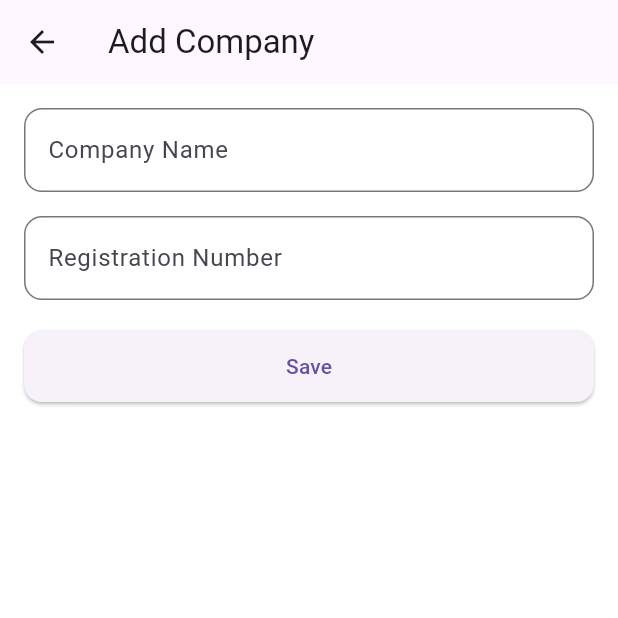
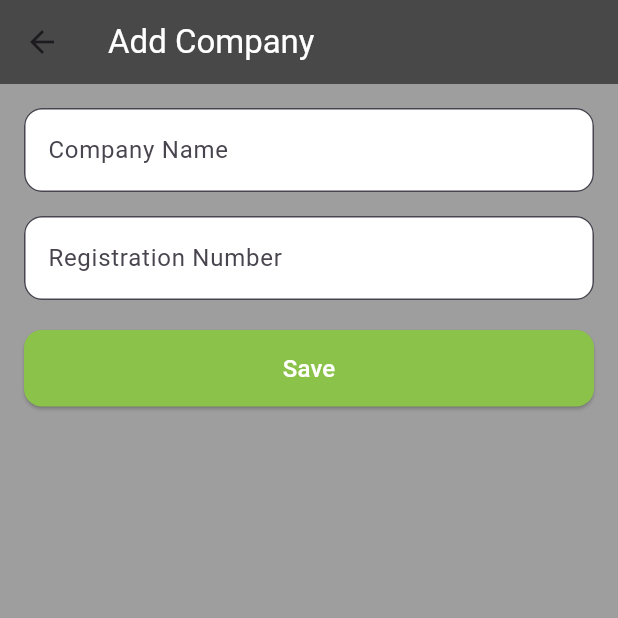
Before and after one commit to SyahmieRazi97/front-end-test-vista, a Flutter app: the CreateCompanyScreen screen opened directly, on a phone screen of 412 x 824 dp, the top half of it. Run offline on Flutter 3.47's test engine with Material 3 defaults, Android fonts, the phone set to English and light mode, and no system bars; network calls fail.

Commit message:
testVista

```diff
--- a/frontend_test_vista/lib/screens/create_company_screen.dart
+++ b/frontend_test_vista/lib/screens/create_company_screen.dart
@@ -14,7 +14,14 @@ class _CreateCompanyScreenState extends State<CreateCompanyScreen> {
   @override
   Widget build(BuildContext context) {
     return Scaffold(
-      appBar: AppBar(title: Text('Add Company')),
+      appBar: AppBar(
+        title: Text(
+          'Add Company',
+          style: TextStyle(color: Colors.white),
+        ),
+        backgroundColor: Colors.black54,
+      ),
+      backgroundColor: Colors.grey,
       body: Padding(
         padding: const EdgeInsets.all(16.0),
         child: Form(
@@ -26,7 +33,11 @@ class _CreateCompanyScreenState extends State<CreateCompanyScreen> {
                 controller: _nameController,
                 decoration: InputDecoration(
                   labelText: 'Company Name',
-                  border: OutlineInputBorder(borderRadius: BorderRadius.circular(12)),
+                  border: OutlineInputBorder(
+                    borderRadius: BorderRadius.circular(12),
+                  ),
+                  filled: true,
+                  fillColor: Colors.white,
                 ),
                 validator: (value) =>
                     value!.isEmpty ? 'Please enter a company name' : null,
@@ -36,7 +47,11 @@ class _CreateCompanyScreenState extends State<CreateCompanyScreen> {
                 controller: _regNumberController,
                 decoration: InputDecoration(
                   labelText: 'Registration Number',
-                  border: OutlineInputBorder(borderRadius: BorderRadius.circular(12)),
+                  border: OutlineInputBorder(
+                    borderRadius: BorderRadius.circular(12),
+                  ),
+                  filled: true,
+                  fillColor: Colors.white,
                 ),
                 validator: (value) =>
                     value!.isEmpty ? 'Please enter registration number' : null,
@@ -44,8 +59,11 @@ class _CreateCompanyScreenState extends State<CreateCompanyScreen> {
               SizedBox(height: 20),
               ElevatedButton(
                 style: ElevatedButton.styleFrom(
+                  backgroundColor: Colors.lightGreen,
                   padding: EdgeInsets.symmetric(vertical: 14),
-                  shape: RoundedRectangleBorder(borderRadius: BorderRadius.circular(12)),
+                  shape: RoundedRectangleBorder(
+                    borderRadius: BorderRadius.circular(12),
+                  ),
                 ),
                 onPressed: () async {
                   if (_formKey.currentState!.validate()) {
@@ -56,8 +74,11 @@ class _CreateCompanyScreenState extends State<CreateCompanyScreen> {
                     Navigator.pop(context, true);
                   }
                 },
-                child: Text('Save'),
-              )
+                child: Text(
+                  'Save',
+                  style: TextStyle(fontSize: 16, color: Colors.white),
+                ),
+              ),
             ],
           ),
         ),
```
Also changed, not shown: frontend_test_vista/lib/main.dart (+33 -3 lines), frontend_test_vista/lib/screens/company_list_screen.dart (+21 -8 lines), frontend_test_vista/lib/screens/create_service_screen.dart (+9 -1 lines).
